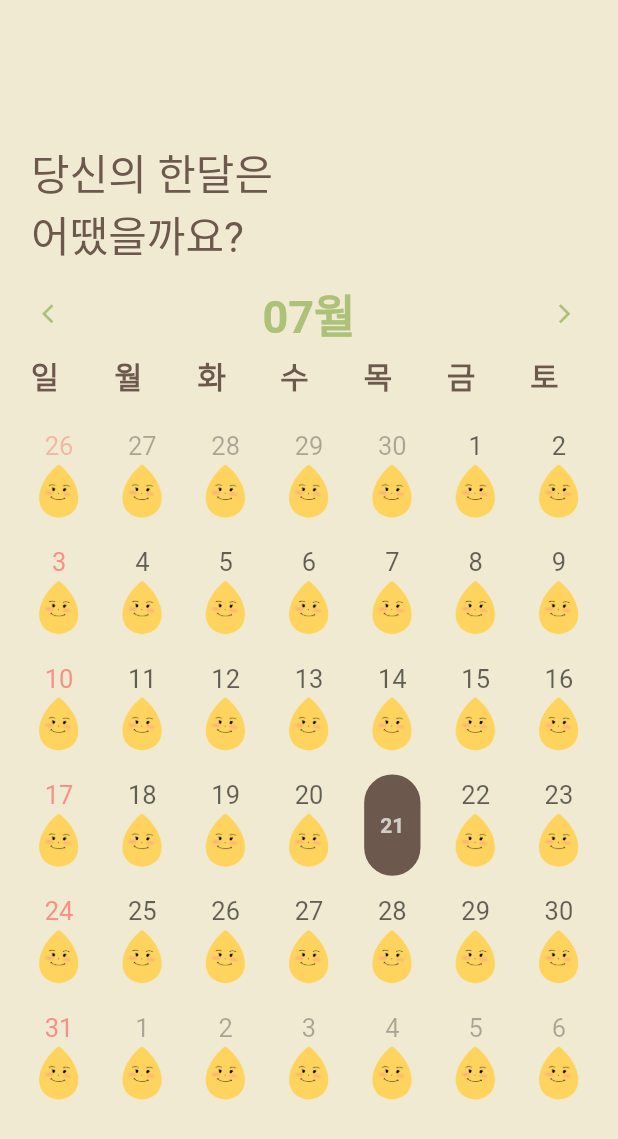
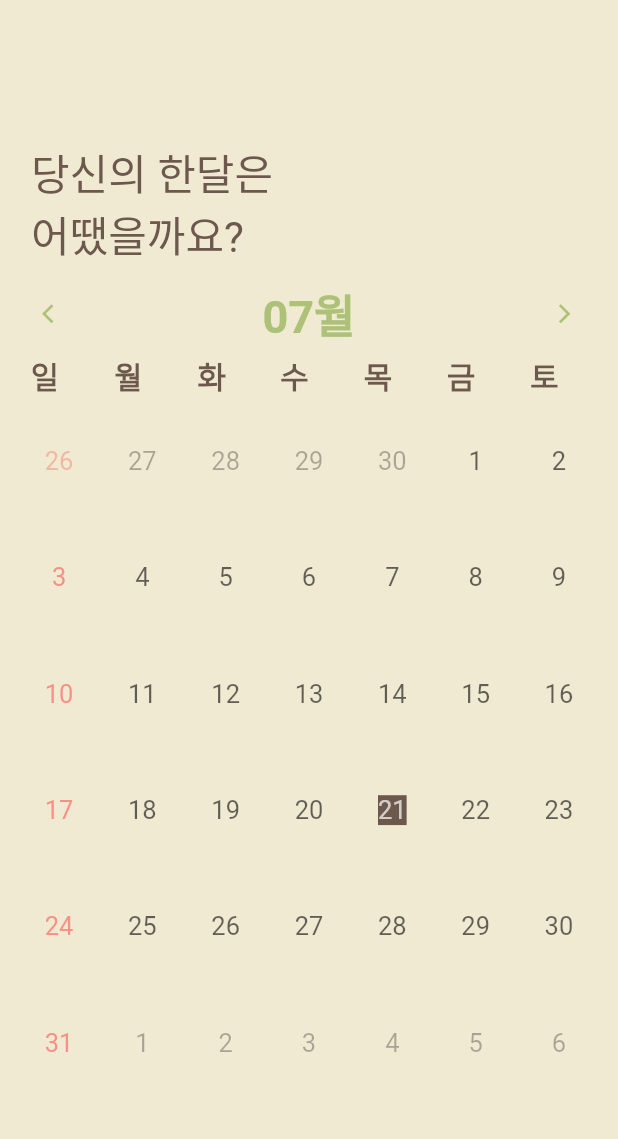
Before and after one commit to 2022-SiliconValleyInternship-Team-K/SymDA-frontend, a Flutter app: the mainCalender screen opened by its route, on a phone screen of 412 x 824 dp. Shown: the top 1139 px of the screen. Run offline on Flutter 3.47's test engine with Material 2 defaults, Android fonts, the phone set to English and light mode, and no system bars; our stand-ins replace curved_navigation_bar, percent_indicator; Roboto replaces fonts that are missing (NanumMyeongjo).

Commit message:
fix: 폴더 구조 변경

```diff
--- a/lib/main.dart
+++ b/lib/main.dart
@@ -1,4 +1,5 @@
 import 'package:flutter/material.dart';
+import 'package:symda/pages/emotionResult.dart';
 import 'package:symda/pages/emotionSelect.dart';
 import 'package:symda/pages/loginPage.dart';
 import 'package:symda/pages/mainCalender.dart';
--- a/lib/pages/mainCalender.dart
+++ b/lib/pages/mainCalender.dart
@@ -242,7 +242,8 @@ class _mainCalenderState extends State<mainCalender> {
                               : Colors.black87.withOpacity(0.3),
                         ),
                       ),
-                       Image.asset('src/images/emotions/joy.png',width: 60,height: 40,)
+                       //Image.asset('src/images/emotions/joy.png',width: 60,height: 40,)
+                    SizedBox(height:20 ,)
                     ],
                   ),
                 ),
@@ -255,23 +256,22 @@ class _mainCalenderState extends State<mainCalender> {
 
   // date selector
   Widget _selector(Calendar calendarDate) {
-    return Container(
-      width: 30,
-      height: 30,
-      child: Container(
-        decoration: BoxDecoration(
-          color: const Color(0xff6C584C),
-          borderRadius: BorderRadius.circular(50),
-        ),
-        child: Center(
-          child: Text(
-            '${calendarDate.date.day}',
-            style:
-                TextStyle(color: Colors.white70, fontWeight: FontWeight.w700),
+    return Center(
+
+
+          child: SingleChildScrollView(
+            child: Column(
+              children: [
+                Text(
+                  '${calendarDate.date.day}',
+                  style:
+                      TextStyle(color: Colors.white70,fontSize: 17,backgroundColor:  Color(0xff6C584C)),
+                ),SizedBox(height:20 ,)
+              ],
+            ),
           ),
-        ),
-      ),
-    );
+
+      );
   }
 
   // get next month calendar
--- a/lib/pages/plant.dart
+++ b/lib/pages/plant.dart
@@ -64,7 +64,7 @@ class _plantState extends State<plant> {
                     borderRadius: BorderRadius.circular(18)),
                 child: Text(
                   "일기를 쓸 때마다 쑥쑥 자라나는 감정나무예요.\n당신의 하루를 꾸준히 공유해 감정나무를 키워보세요!",
-                  style: TextStyle(color: Colors.white70, fontSize: 14,fontFamily: 'NanumSquare',letterSpacing: 0.7,height: 1.5),
+                  style: TextStyle(color: Colors.white70, fontSize: 14,fontFamily: 'NanumSquare',letterSpacing: 0.5,height: 1.5),
                   textAlign: TextAlign.center,
                 ),
               ),
--- a/lib/pages/screens/5Awriting/Screen5A.dart
+++ b/lib/pages/screens/5Awriting/Screen5A.dart
@@ -4,7 +4,7 @@ import 'package:flutter/material.dart';
 import 'components/dailyQ.dart';
 import 'components/doneButton.dart';
 import 'components/headerText.dart';
-import 'components/imageGal.dart';
+
 import 'components/weather.dart';
 import 'components/writingField.dart';
 
```
Also changed, not shown: lib/pages/emotionSelect.dart (+7 -6 lines), lib/pages/screens/7showOne/components/emotionHeader.dart (+4 -4 lines), pubspec.lock.
